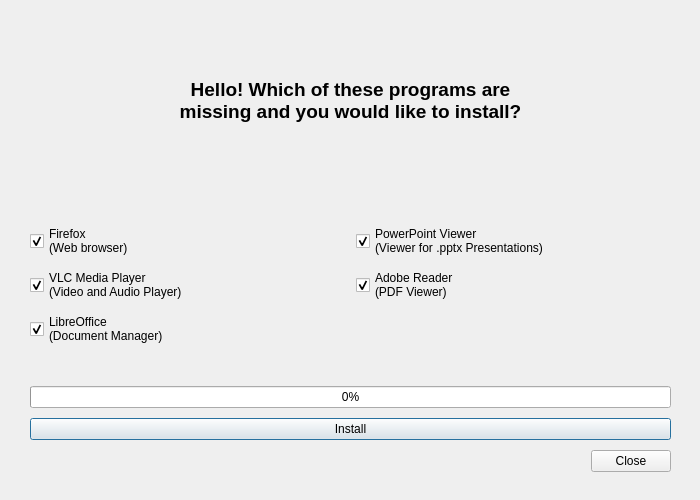
This is ui/install_dialog.ui in Atrate/qSchoolHelper as Qt 5 draws it before an edit. The edited form follows.
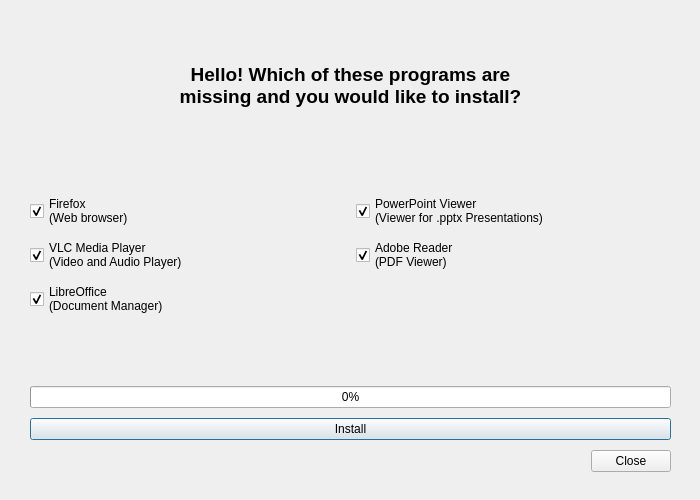
This is the edited form.

Commit message: Increase spacer size

The edit to the form file:
```diff
--- a/ui/install_dialog.ui
+++ b/ui/install_dialog.ui
@@ -87,7 +87,7 @@
       <property name="sizeHint" stdset="0">
        <size>
         <width>20</width>
-        <height>30</height>
+        <height>60</height>
        </size>
       </property>
      </spacer>
```
